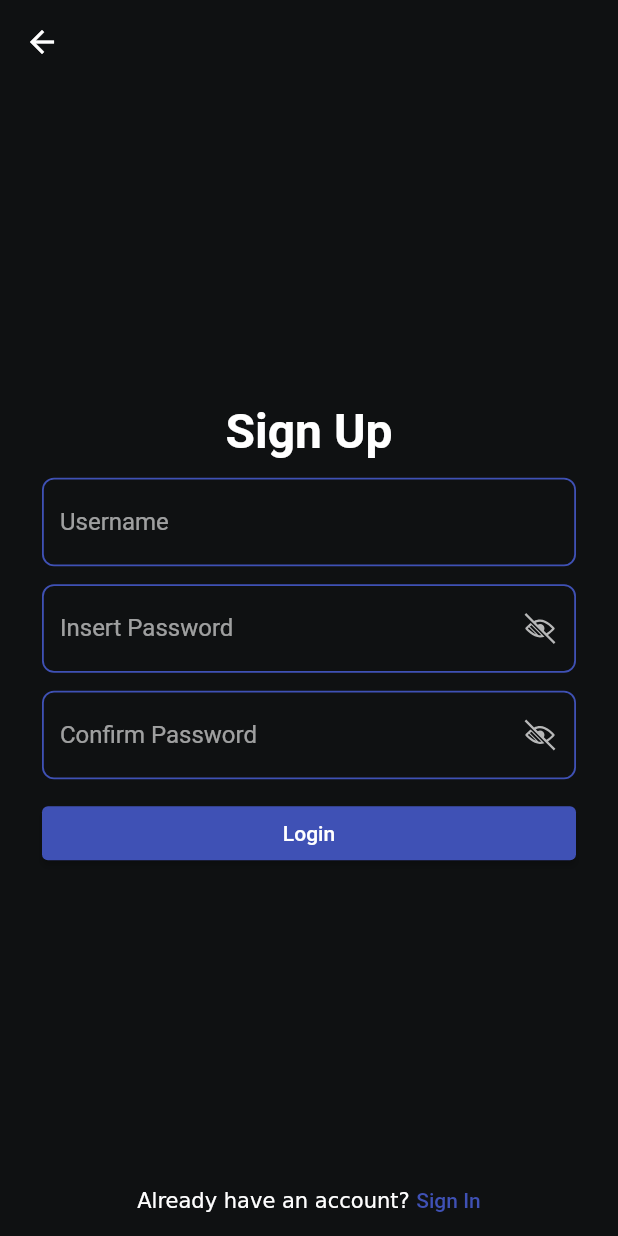
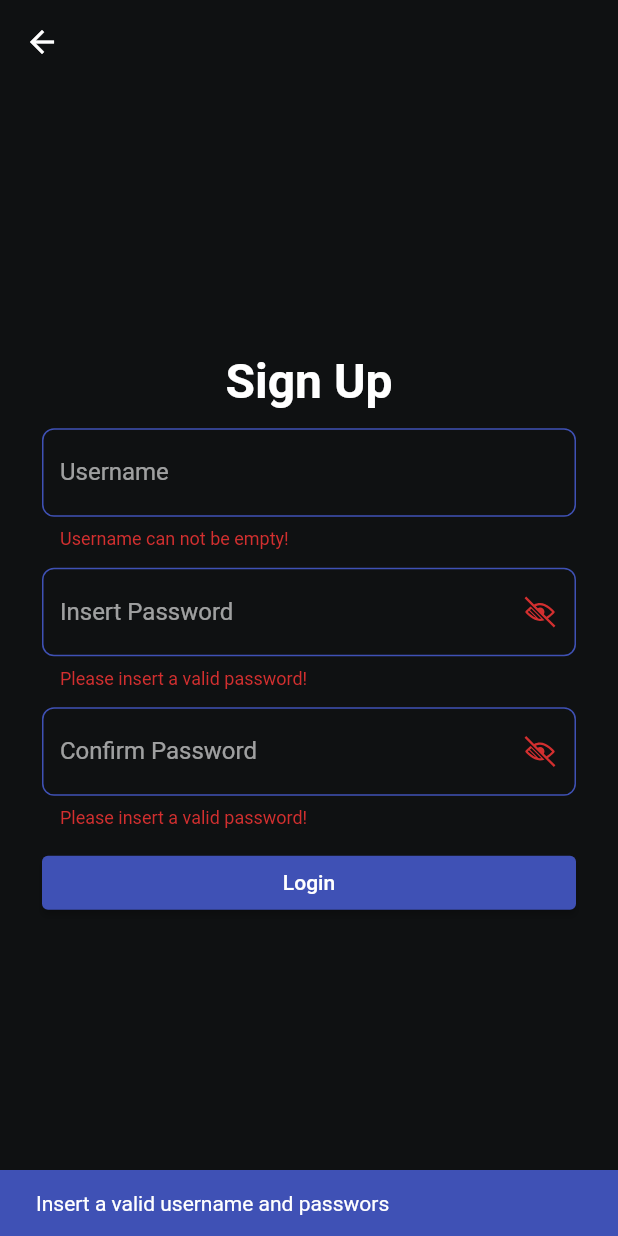
Before and after one commit to ngetech/ngetech-mobile, a Flutter app: the RegisterPage screen opened directly, after a tap on "Login", on a phone screen of 412 x 824 dp. Run offline on Flutter 3.47's test engine with Material 2 defaults, Android fonts, the phone set to English and light mode, and no system bars; our stand-ins replace carousel_slider, google_nav_bar, line_icons, shared_preferences; accounts and stored records are empty.

Commit message:
refactor: services, login & register edge cases

```diff
--- a/lib/core/theme/app_theme.dart
+++ b/lib/core/theme/app_theme.dart
@@ -37,6 +37,13 @@ class AppTheme {
               width: 1.0,
             ),
           ),
+          errorBorder: OutlineInputBorder(
+            borderRadius: BorderRadius.circular(8),
+            borderSide: const BorderSide(
+              color: BaseColors.blue,
+              width: 1.0,
+            ),
+          ),
         ),
       );
 }
--- a/lib/feautures/authentication/presentation/pages/register_page.dart
+++ b/lib/feautures/authentication/presentation/pages/register_page.dart
@@ -68,6 +68,12 @@ class _RegisterPageState extends State<RegisterPage> {
                           _username = value;
                         });
                       },
+                      validator: (String? value) {
+                        if (value == null || value.isEmpty) {
+                          return 'Username can not be empty!';
+                        }
+                        return null;
+                      },
                     ),
                     const SizedBox(
                       height: 12,
@@ -96,6 +102,12 @@ class _RegisterPageState extends State<RegisterPage> {
                         setState(() {
                           _password1 = value;
                         });
+                      },
+                      validator: (String? value) {
+                        if (value == null || value.isEmpty) {
+                          return 'Please insert a valid password!';
+                        }
+                        return null;
                       },
                     ),
                     const SizedBox(
@@ -126,6 +138,12 @@ class _RegisterPageState extends State<RegisterPage> {
                           _password2 = value;
                         });
                       },
+                      validator: (String? value) {
+                        if (value == null || value.isEmpty) {
+                          return 'Please insert a valid password!';
+                        }
+                        return null;
+                      },
                     ),
                     const SizedBox(
                       height: 12,
@@ -146,16 +164,46 @@ class _RegisterPageState extends State<RegisterPage> {
                             );
                             if (response['status']) {
                               if (!mounted) return;
-                              ScaffoldMessenger.of(context).showSnackBar(
-                                  const SnackBar(content: Text('data')));
+                              ScaffoldMessenger.of(context)
+                                  .showSnackBar(const SnackBar(
+                                content: Text(
+                                  'Success to register',
+                                  style: TextStyle(
+                                    color: BaseColors.white,
+                                  ),
+                                ),
+                                backgroundColor: BaseColors.blue,
+                              ));
+                              Future.delayed(const Duration(seconds: 4000));
+                              Navigator.pop(
+                                  context,
+                                  MaterialPageRoute(
+                                    builder: (context) => const LoginPage(),
+                                  ),
+                                );
                             } else {
                               if (!mounted) return;
-                              ScaffoldMessenger.of(context).showSnackBar(
-                                  SnackBar(content: Text(response['message'])));
+                              ScaffoldMessenger.of(context)
+                                  .showSnackBar(SnackBar(
+                                content: Text(
+                                  response['message'],
+                                  style: const TextStyle(
+                                    color: BaseColors.white,
+                                  ),
+                                ),
+                                backgroundColor: BaseColors.blue,
+                              ));
                             }
                           } else {
-                            ScaffoldMessenger.of(context).showSnackBar(
-                                  const SnackBar(content: Text('Insert a valid username and password')));
+                            ScaffoldMessenger.of(context).showSnackBar(const SnackBar(
+                              content: Text(
+                                'Insert a valid username and passwors',
+                                style: TextStyle(
+                                  color: BaseColors.white,
+                                ),
+                              ),
+                              backgroundColor: BaseColors.blue,
+                            ));
                           }
                         },
                         child: const Text('Login'),
@@ -178,7 +226,7 @@ class _RegisterPageState extends State<RegisterPage> {
                         ),
                         recognizer: TapGestureRecognizer()
                           ..onTap = () => {
-                                Navigator.push(
+                                Navigator.pop(
                                   context,
                                   MaterialPageRoute(
                                     builder: (context) => const LoginPage(),
--- a/lib/main.dart
+++ b/lib/main.dart
@@ -1,7 +1,10 @@
 import 'package:flutter/material.dart';
+import 'package:ngetech/services/cookies_request.dart';
 
 import 'app.dart';
 
-void main() {
+Future<void> main() async {
+  WidgetsFlutterBinding.ensureInitialized();
+  await CookieRequest.init();
   runApp(App());
 }
--- a/lib/services/cookies_request.dart
+++ b/lib/services/cookies_request.dart
@@ -1,20 +1,20 @@
+import 'dart:convert';
 import 'package:http/http.dart' as http;
-import 'dart:convert';
 import 'package:flutter/foundation.dart' show kIsWeb;
 import 'package:shared_preferences/shared_preferences.dart';
 
 class CookieRequest {
-  Map<String, String> headers = {};
-  Map<String, String> cookies = {};
-  Map<String, dynamic> jsonData = {};
-  final http.Client _client = http.Client();
+  static Map<String, String> headers = {};
+  static Map<String, String> cookies = {};
+  static Map<String, dynamic> jsonData = {};
+  static final http.Client _client = http.Client();
 
-  late SharedPreferences local;
+  static late SharedPreferences local;
 
-  bool loggedIn = false;
-  bool initialized = false;
+  static bool loggedIn = false;
+  static bool initialized = false;
 
-  Future init() async {
+  static Future init() async {
     if (!initialized) {
       local = await SharedPreferences.getInstance();
       String? savedCookies = local.getString("cookies");
@@ -43,15 +43,14 @@ class CookieRequest {
         await _client.post(Uri.parse(url), body: data, headers: headers);
 
     await _updateCookie(response);
-
-    print(response.statusCode);
+    print('status code: ${response.statusCode}');
+    print('response body: ${response.body}');
     if (response.statusCode == 200) {
       loggedIn = true;
       jsonData = json.decode(response.body);
     } else {
       loggedIn = false;
     }
-    print(cookies);
 
     // Expects and returns JSON request body
     return json.decode(response.body);
@@ -95,8 +94,6 @@ class CookieRequest {
     http.Response response =
         await _client.post(Uri.parse(url), body: data, headers: headers);
     // Remove used additional header
-    print('url: $url');
-    print(response.statusCode);
     headers.remove('Content-Type');
     await _updateCookie(response);
     return json.decode(response.body); // Expects and returns JSON request body
@@ -140,7 +137,7 @@ class CookieRequest {
     }
   }
 
-  String _generateCookieHeader() {
+  static String _generateCookieHeader() {
     String cookie = "";
 
     for (var key in cookies.keys) {
```
Also changed, not shown: lib/feautures/authentication/presentation/pages/login_page.dart (+47 -6 lines), lib/feautures/homepage/presentation/page/home_page.dart (+0 -8 lines).
